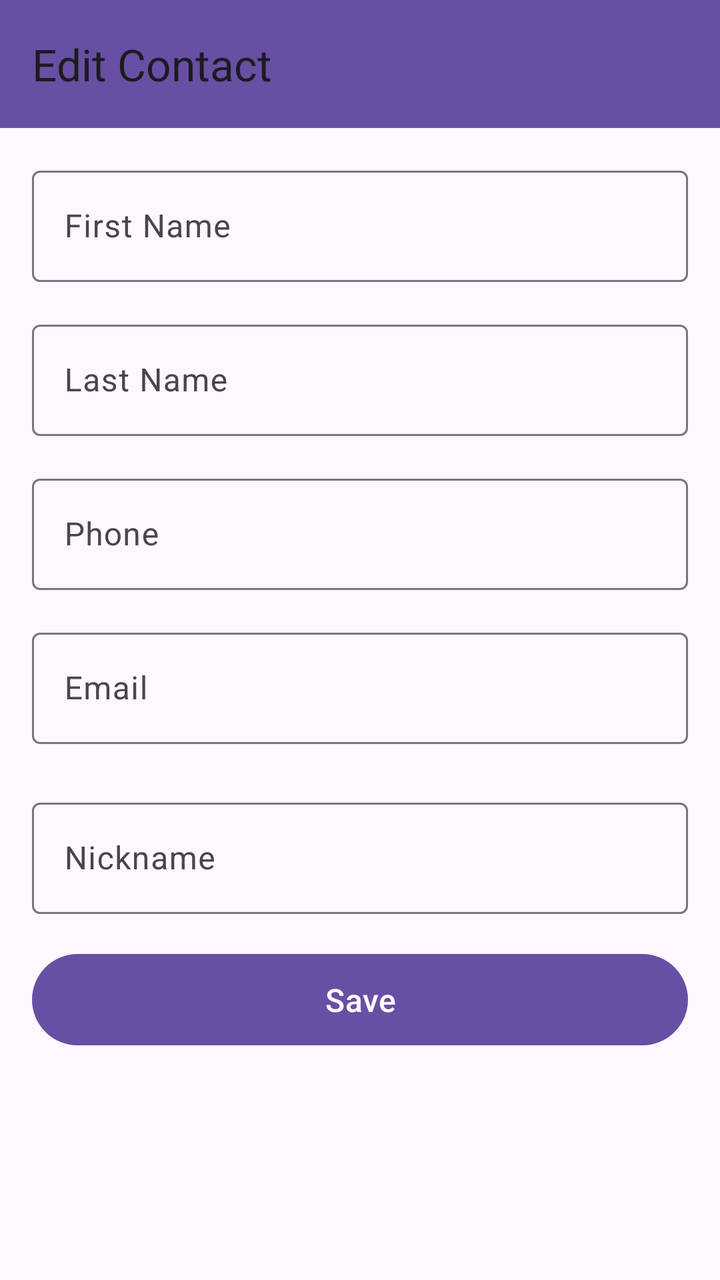
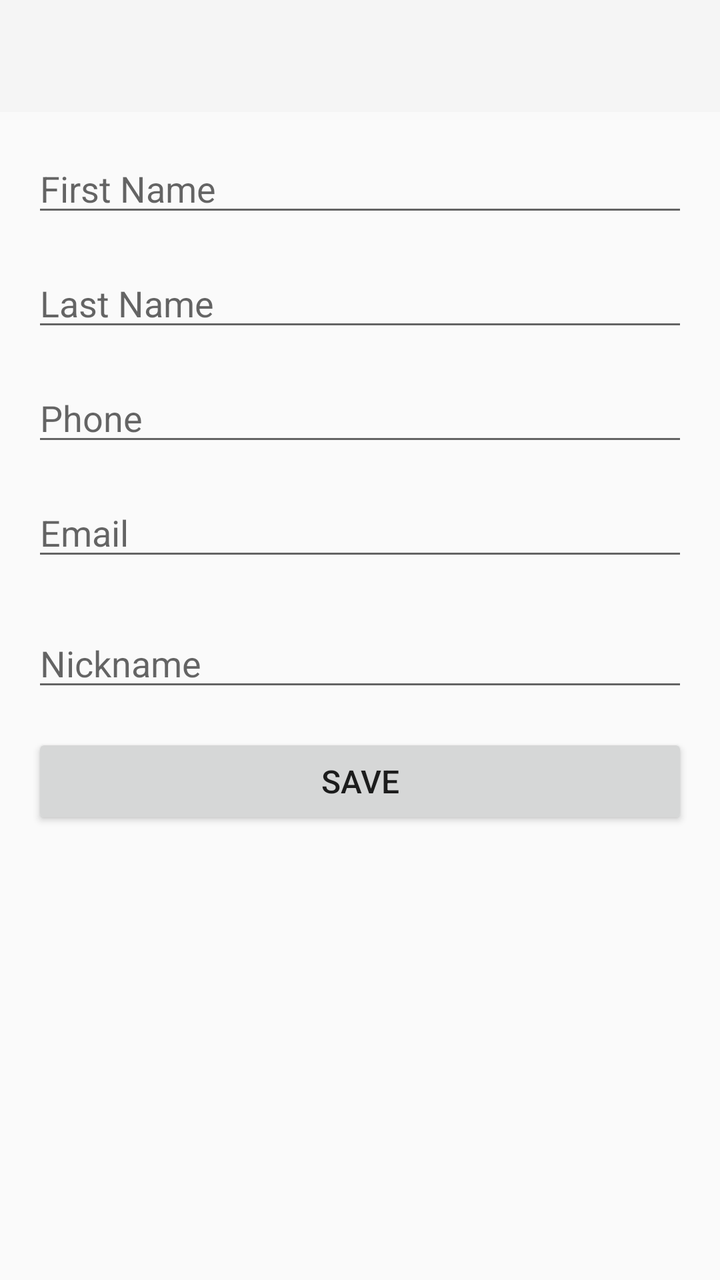

An Android layout rendered at two revisions. The XML below is the earlier revision; the diff shows what the commit changed to produce the second picture.
<!-- AndroidManifest.xml: application theme Theme.Ft_hangouts -->
<!-- res/layout/activity_edit_contact.xml -->
<?xml version="1.0" encoding="utf-8"?>
<androidx.constraintlayout.widget.ConstraintLayout xmlns:android="http://schemas.android.com/apk/res/android"
	xmlns:app="http://schemas.android.com/apk/res-auto"
	xmlns:tools="http://schemas.android.com/tools"
	android:id="@+id/edit_contact_container"
	android:layout_width="match_parent"
	android:layout_height="match_parent"
	tools:context=".EditContactActivity">

	<LinearLayout
		android:layout_width="match_parent"
		android:layout_height="match_parent"
		android:orientation="vertical"
		app:layout_constraintTop_toTopOf="parent"
		app:layout_constraintStart_toStartOf="parent">

		<androidx.appcompat.widget.Toolbar
			android:id="@+id/toolbar_edit"
			android:layout_width="match_parent"
			android:layout_height="?attr/actionBarSize"
			android:background="?attr/colorPrimary"
			android:theme="?attr/actionBarTheme"
			app:title="@string/toolbar_edit_contact" />

		<ScrollView
			android:id="@+id/scroll_edit_contact"
			android:layout_width="match_parent"
			android:layout_height="0dp"
			android:layout_weight="1"
			android:padding="16dp">

			<LinearLayout
				android:layout_width="match_parent"
				android:layout_height="wrap_content"
				android:orientation="vertical">

				<com.google.android.material.textfield.TextInputLayout
					android:layout_width="match_parent"
					android:layout_height="wrap_content"
					android:layout_marginBottom="16dp">

					<EditText
						android:id="@+id/edit_contact_firstname"
						android:layout_width="match_parent"
						android:layout_height="wrap_content"
						android:hint="@string/edit_firstname"
						android:inputType="text" />
				</com.google.android.material.textfield.TextInputLayout>

				<com.google.android.material.textfield.TextInputLayout
					android:layout_width="match_parent"
					android:layout_height="wrap_content"
					android:layout_marginBottom="16dp">

					<EditText
						android:id="@+id/edit_contact_lastname"
						android:layout_width="match_parent"
						android:layout_height="wrap_content"
						android:hint="@string/edit_lastname"
						android:inputType="text" />
				</com.google.android.material.textfield.TextInputLayout>

				<com.google.android.material.textfield.TextInputLayout
					android:layout_width="match_parent"
					android:layout_height="wrap_content"
					android:layout_marginBottom="16dp">

					<EditText
						android:id="@+id/edit_contact_phone"
						android:layout_width="match_parent"
						android:layout_height="wrap_content"
						android:hint="@string/edit_phone"
						android:inputType="phone" />
				</com.google.android.material.textfield.TextInputLayout>

				<com.google.android.material.textfield.TextInputLayout
					android:layout_width="match_parent"
					android:layout_height="wrap_content"
					android:layout_marginBottom="24dp">

					<EditText
						android:id="@+id/edit_contact_email"
						android:layout_width="match_parent"
						android:layout_height="wrap_content"
						android:hint="@string/edit_email"
						android:inputType="textEmailAddress" />
				</com.google.android.material.textfield.TextInputLayout>

				<com.google.android.material.textfield.TextInputLayout
					android:layout_width="match_parent"
					android:layout_height="wrap_content"
					android:layout_marginBottom="16dp">

					<EditText
						android:id="@+id/edit_contact_nickname"
						android:layout_width="match_parent"
						android:layout_height="wrap_content"
						android:hint="@string/edit_nickname"
						android:inputType="text" />
				</com.google.android.material.textfield.TextInputLayout>

				<Button
					android:id="@+id/btn_save_contact"
					android:layout_width="match_parent"
					android:layout_height="wrap_content"
					android:text="@string/btn_save"
					android:textSize="16sp"
					android:padding="12dp" />
			</LinearLayout>
		</ScrollView>
	</LinearLayout>
</androidx.constraintlayout.widget.ConstraintLayout>
<!-- resources referenced by this layout -->
<resources>
  <string name="btn_save">Save</string>
  <string name="edit_email">Email</string>
  <string name="edit_firstname">First Name</string>
  <string name="edit_lastname">Last Name</string>
  <string name="edit_nickname">Nickname</string>
  <string name="edit_phone">Phone</string>
  <string name="toolbar_edit_contact">Edit Contact</string>
  <style name="Theme.Ft_hangouts" parent="Base.Theme.Ft_hangouts" />
  <style name="Base.Theme.Ft_hangouts" parent="Theme.Material3.DayNight.NoActionBar">
          
          
      </style>
</resources>

<!-- the commit's change to res/layout/activity_edit_contact.xml (unified diff, before → after) -->
@@ -1,112 +1,79 @@
 <?xml version="1.0" encoding="utf-8"?>
-<androidx.constraintlayout.widget.ConstraintLayout xmlns:android="http://schemas.android.com/apk/res/android"
-	xmlns:app="http://schemas.android.com/apk/res-auto"
+<LinearLayout xmlns:android="http://schemas.android.com/apk/res/android"
 	xmlns:tools="http://schemas.android.com/tools"
 	android:id="@+id/edit_contact_container"
 	android:layout_width="match_parent"
 	android:layout_height="match_parent"
+	android:orientation="vertical"
 	tools:context=".EditContactActivity">
 
-	<LinearLayout
+	<androidx.appcompat.widget.Toolbar
+		android:id="@+id/toolbar_edit"
 		android:layout_width="match_parent"
-		android:layout_height="match_parent"
-		android:orientation="vertical"
-		app:layout_constraintTop_toTopOf="parent"
-		app:layout_constraintStart_toStartOf="parent">
+		android:layout_height="?attr/actionBarSize"
+		android:background="?attr/colorPrimary"
+		android:theme="?attr/actionBarTheme"
+		android:title="@string/toolbar_edit_contact" />
 
-		<androidx.appcompat.widget.Toolbar
-			android:id="@+id/toolbar_edit"
+	<ScrollView
+		android:id="@+id/scroll_edit_contact"
+		android:layout_width="match_parent"
+		android:layout_height="0dp"
+		android:layout_weight="1"
+		android:padding="16dp">
+
+		<LinearLayout
 			android:layout_width="match_parent"
-			android:layout_height="?attr/actionBarSize"
-			android:background="?attr/colorPrimary"
-			android:theme="?attr/actionBarTheme"
-			app:title="@string/toolbar_edit_contact" />
+			android:layout_height="wrap_content"
+			android:orientation="vertical">
 
-		<ScrollView
-			android:id="@+id/scroll_edit_contact"
-			android:layout_width="match_parent"
-			android:layout_height="0dp"
-			android:layout_weight="1"
-			android:padding="16dp">
-
-			<LinearLayout
+			<EditText
+				android:id="@+id/edit_contact_firstname"
 				android:layout_width="match_parent"
 				android:layout_height="wrap_content"
-				android:orientation="vertical">
+				android:layout_marginBottom="16dp"
+				android:hint="@string/edit_firstname"
+				android:inputType="text" />
 
-				<com.google.android.material.textfield.TextInputLayout
-					android:layout_width="match_parent"
-					android:layout_height="wrap_content"
-					android:layout_marginBottom="16dp">
+			<EditText
+				android:id="@+id/edit_contact_lastname"
+				android:layout_width="match_parent"
+				android:layout_height="wrap_content"
+				android:layout_marginBottom="16dp"
+				android:hint="@string/edit_lastname"
+				android:inputType="text" />
 
-					<EditText
-						android:id="@+id/edit_contact_firstname"
-						android:layout_width="match_parent"
-						android:layout_height="wrap_content"
-						android:hint="@string/edit_firstname"
-						android:inputType="text" />
-				</com.google.android.material.textfield.TextInputLayout>
+			<EditText
+				android:id="@+id/edit_contact_phone"
+				android:layout_width="match_parent"
+				android:layout_height="wrap_content"
+				android:layout_marginBottom="16dp"
+				android:hint="@string/edit_phone"
+				android:inputType="phone" />
 
-				<com.google.android.material.textfield.TextInputLayout
-					android:layout_width="match_parent"
-					android:layout_height="wrap_content"
-					android:layout_marginBottom="16dp">
+			<EditText
+				android:id="@+id/edit_contact_email"
+				android:layout_width="match_parent"
+				android:layout_height="wrap_content"
+				android:layout_marginBottom="24dp"
+				android:hint="@string/edit_email"
+				android:inputType="textEmailAddress" />
 
-					<EditText
-						android:id="@+id/edit_contact_lastname"
-						android:layout_width="match_parent"
-						android:layout_height="wrap_content"
-						android:hint="@string/edit_lastname"
-						android:inputType="text" />
-				</com.google.android.material.textfield.TextInputLayout>
+			<EditText
+				android:id="@+id/edit_contact_nickname"
+				android:layout_width="match_parent"
+				android:layout_height="wrap_content"
+				android:layout_marginBottom="16dp"
+				android:hint="@string/edit_nickname"
+				android:inputType="text" />
 
-				<com.google.android.material.textfield.TextInputLayout
-					android:layout_width="match_parent"
-					android:layout_height="wrap_content"
-					android:layout_marginBottom="16dp">
-
-					<EditText
-						android:id="@+id/edit_contact_phone"
-						android:layout_width="match_parent"
-						android:layout_height="wrap_content"
-						android:hint="@string/edit_phone"
-						android:inputType="phone" />
-				</com.google.android.material.textfield.TextInputLayout>
-
-				<com.google.android.material.textfield.TextInputLayout
-					android:layout_width="match_parent"
-					android:layout_height="wrap_content"
-					android:layout_marginBottom="24dp">
-
-					<EditText
-						android:id="@+id/edit_contact_email"
-						android:layout_width="match_parent"
-						android:layout_height="wrap_content"
-						android:hint="@string/edit_email"
-						android:inputType="textEmailAddress" />
-				</com.google.android.material.textfield.TextInputLayout>
-
-				<com.google.android.material.textfield.TextInputLayout
-					android:layout_width="match_parent"
-					android:layout_height="wrap_content"
-					android:layout_marginBottom="16dp">
-
-					<EditText
-						android:id="@+id/edit_contact_nickname"
-						android:layout_width="match_parent"
-						android:layout_height="wrap_content"
-						android:hint="@string/edit_nickname"
-						android:inputType="text" />
-				</com.google.android.material.textfield.TextInputLayout>
-
-				<Button
-					android:id="@+id/btn_save_contact"
-					android:layout_width="match_parent"
-					android:layout_height="wrap_content"
-					android:text="@string/btn_save"
-					android:textSize="16sp"
-					android:padding="12dp" />
-			</LinearLayout>
-		</ScrollView>
-	</LinearLayout>
-</androidx.constraintlayout.widget.ConstraintLayout>
+			<Button
+				android:id="@+id/btn_save_contact"
+				android:layout_width="match_parent"
+				android:layout_height="wrap_content"
+				android:padding="12dp"
+				android:text="@string/btn_save"
+				android:textSize="16sp" />
+		</LinearLayout>
+	</ScrollView>
+</LinearLayout>
<!-- resource entries referenced after the edit -->
@@ -8,8 +8,7 @@
   <string name="edit_phone">Phone</string>
   <string name="toolbar_edit_contact">Edit Contact</string>
   <style name="Theme.Ft_hangouts" parent="Base.Theme.Ft_hangouts" />
-  <style name="Base.Theme.Ft_hangouts" parent="Theme.Material3.DayNight.NoActionBar">
-          
+  <style name="Base.Theme.Ft_hangouts" parent="Theme.AppCompat.DayNight.NoActionBar">
           
       </style>
 </resources>
